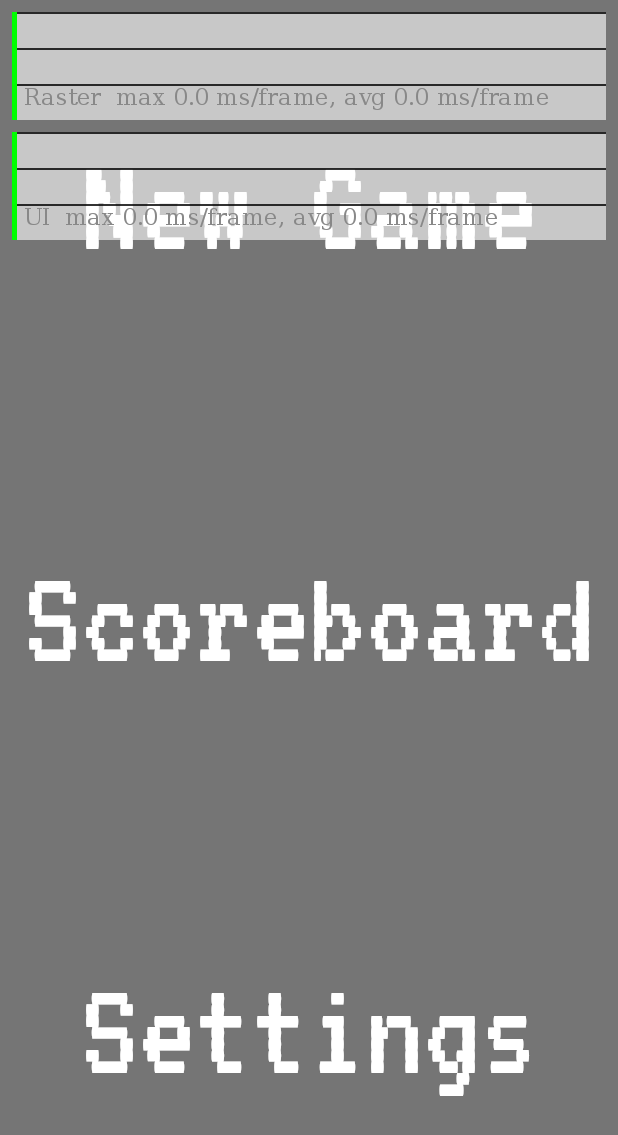
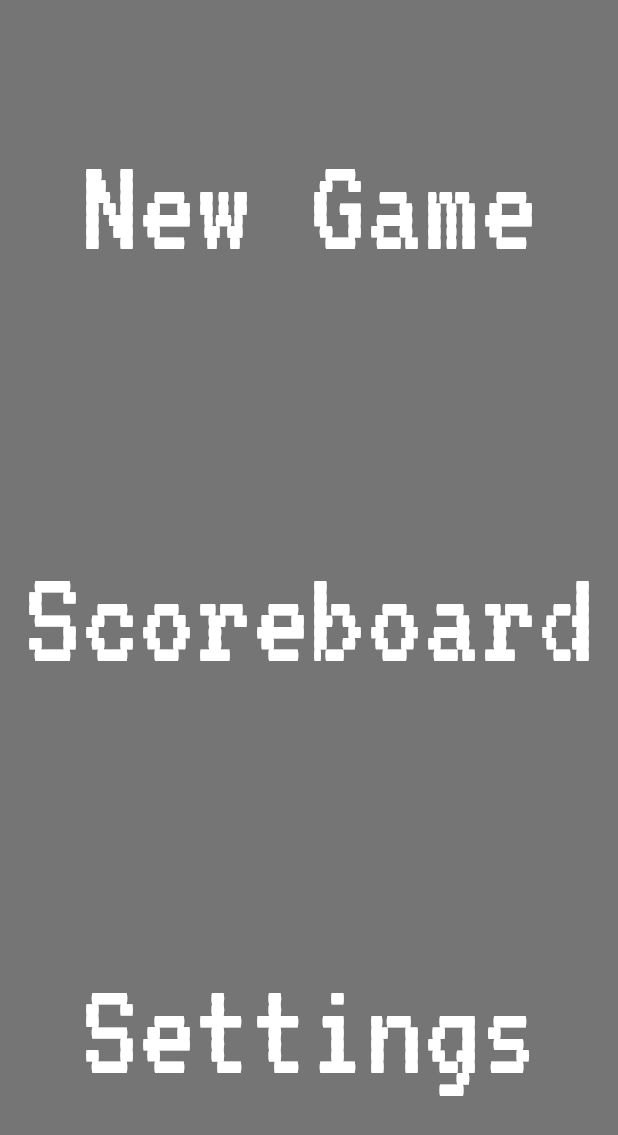
Before and after one commit to misterfourtytwo/snake101010, a Flutter app: the screen it shows after launch, on a phone screen of 412 x 824 dp. Shown: the top 1135 px of the screen. Run offline on Flutter 3.47's test engine with Material 2 defaults, Android fonts, the phone set to English and light mode, and no system bars; our stand-ins replace get_it; missing offline and left inert: simple_gesture_detector, uic.

Commit message:
broke everythin

```diff
--- a/lib/main.dart
+++ b/lib/main.dart
@@ -28,12 +28,10 @@ class Main extends StatelessWidget {
   @override
   Widget build(BuildContext context) {
     return MaterialApp(
-      showPerformanceOverlay: true,
+      // showPerformanceOverlay: true,
       title: "Snake",
       theme: ThemeData(
         fontFamily: 'VT323',
-        // iconTheme: IconThemeData(color: Colors.white, size: 64),
-
         textTheme: TextTheme(
             headline1: TextStyle(color: Colors.white),
             headline2: TextStyle(color: Colors.white)),
--- a/lib/providers/config.dart
+++ b/lib/providers/config.dart
@@ -22,7 +22,7 @@ class Config {
   final int speed;
 
   Config({
-    this.speed = 30,
+    this.speed = 15,
     this.fieldHeight = 16,
     this.fieldWidth = 21,
     this.drawControls = true,
@@ -50,7 +50,7 @@ class Config {
   // size.height = barHeight + _controlsHeight + gameHeight
   double get barHeight => _barHeight ?? (_barHeight = size.height * 0.1);
   double get controlsHeight =>
-      _controlsHeight ?? (_controlsHeight = size.height * 0.1);
+      _controlsHeight ?? (_controlsHeight = size.height * 0.25);
   double get spareHeight => size.height - barHeight - controlsHeight;
   double get cellSide =>
       _cellSide ??
--- a/lib/providers/game_state.dart
+++ b/lib/providers/game_state.dart
@@ -31,13 +31,18 @@ class GameState {
 
   Config config = GetIt.I<Config>();
 
+  // data
   Snake snake;
   Bounty bounty;
   ValueNotifier<int> score;
+  String playerName = '';
+
+  // flow contol
   bool awaitingStart;
   bool paused;
   ControlActions lastAction;
   DateTime _lastPauseToggle;
+  bool saved;
 
   // int get score => score.value;
   setScore(int newValue) => score.value = newValue;
@@ -52,12 +57,14 @@ class GameState {
     snake = Snake();
     bounty = Bounty(emptySpot());
     score.value = 0;
+
     awaitingStart = true;
     paused = true;
     lastAction = null;
     _tickLock = false;
     _tick = 0;
     _lastTick = -1;
+    saved = false;
 
     _lastPauseToggle = DateTime.now();
   }
@@ -86,7 +93,7 @@ class GameState {
       );
 
   void setAction(ControlActions action) {
-    print('Set action $action');
+    // print('Set action $action');
 
     switch (action) {
       case (ControlActions.LeaveField):
@@ -96,7 +103,7 @@ class GameState {
       case (ControlActions.EndGame):
       case (ControlActions.Restart):
         GetIt.I<ScoreBoard>()
-            .pushScore(Score(value: score.value, playerName: 'PLAYER'));
+            .pushScore(Score(value: score.value, playerName: playerName));
         reset();
         break;
 
--- a/lib/view/menu.dart
+++ b/lib/view/menu.dart
@@ -1,6 +1,7 @@
 import 'package:flutter/material.dart';
 import 'package:get_it/get_it.dart';
 import 'package:snake101010/providers/game_state.dart';
+import 'package:snake101010/widgets/menu_button.dart';
 
 class MenuView extends StatelessWidget {
   const MenuView({Key key}) : super(key: key);
@@ -10,65 +11,31 @@ class MenuView extends StatelessWidget {
     return Scaffold(
       backgroundColor: Colors.black54,
       body: SafeArea(
-        child: Container(
-          alignment: Alignment.center,
+        child: Center(
           child: Column(
             children: [
-              if (GetIt.I<GameState>().score.value != 0)
-                Expanded(
-                  child: FlatButton(
-                    child: FittedBox(
-                      child: Text(
-                        ' Continue ',
-                        maxLines: 1,
-                        style: Theme.of(context).textTheme.headline1,
-                      ),
-                    ),
+              Offstage(
+                offstage: GetIt.I<GameState>().score.value == 0,
+                child: MenuButtonWidget(
+                  text: ' Continue ',
                   onPressed: () => Navigator.of(context)
                       .pushNamed('/game', arguments: false),
                 ),
               ),
-              Expanded(
-                child: FlatButton(
-                  child: FittedBox(
-                    child: Text(
-                      ' New Game ',
-                      maxLines: 1,
-                      style: Theme.of(context).textTheme.headline1,
-                    ),
-                  ),
+              MenuButtonWidget(
+                text: ' New Game ',
                 onPressed: () =>
                     Navigator.of(context).pushNamed('/game', arguments: true),
               ),
+              MenuButtonWidget(
+                text: 'Scoreboard',
+                onPressed: () => Navigator.of(context).pushNamed('/scoreboard'),
               ),
-              Expanded(
-                child: FlatButton(
-                  child: FittedBox(
-                    child: Text(
-                      'Scoreboard',
-                      maxLines: 1,
-                      style: Theme.of(context).textTheme.headline1,
-                    ),
-                  ),
-                  onPressed: () =>
-                      Navigator.of(context).pushNamed('/scoreboard'),
-                ),
-              ),
-              Expanded(
-                child: FlatButton(
-                  child: FittedBox(
-                    child: Text(
-                      ' Settings ',
-                      maxLines: 1,
-                      style: Theme.of(context).textTheme.headline1,
-                    ),
-                  ),
+              MenuButtonWidget(
+                text: ' Settings ',
                 onPressed: () => Navigator.of(context).pushNamed('/settings'),
               ),
-              ),
             ],
-            mainAxisSize: MainAxisSize.min,
-            mainAxisAlignment: MainAxisAlignment.spaceAround,
           ),
         ),
       ),
--- a/lib/view/scoreboard.dart
+++ b/lib/view/scoreboard.dart
@@ -1,5 +1,4 @@
 import 'dart:math';
-import 'dart:ui';
 
 import 'package:flutter/material.dart';
 import 'package:get_it/get_it.dart';
@@ -25,7 +24,7 @@ class ScoreboardView extends StatelessWidget {
         color: Colors.black87,
         alignment: Alignment.center,
         child: Column(
-          mainAxisSize: MainAxisSize.min,
+          mainAxisSize: MainAxisSize.max,
           children: [
             FittedBox(
               child: Text(
--- a/lib/utils/controls_widget.dart
+++ b/lib/widgets/controls.dart
@@ -55,6 +55,7 @@ class _ControlsWidgetState extends State<ControlsWidget> {
       else if (event.physicalKey == PhysicalKeyboardKey.escape) {
         state.setAction(ControlActions.LeaveField);
         Navigator.of(context).pop();
+        // .pushNamedAndRemoveUntil('/menu', (route) => route.isFirst);
       }
       // check answer to game over message
       else if (state.snake.dead) {
@@ -64,6 +65,7 @@ class _ControlsWidgetState extends State<ControlsWidget> {
         } else if (event.physicalKey == PhysicalKeyboardKey.keyN) {
           state.setAction(ControlActions.EndGame);
           Navigator.of(context).pop();
+          // .pushNamedAndRemoveUntil('/menu', (route) => route.isFirst);
         }
       }
     }
--- /dev/null
+++ b/lib/widgets/menu_button.dart
@@ -0,0 +1,29 @@
+import 'package:flutter/material.dart';
+
+class MenuButtonWidget extends StatelessWidget {
+  const MenuButtonWidget(
+      {this.text, this.child, @required this.onPressed, this.flex = 1, Key key})
+      : super(key: key);
+  final int flex;
+  final Widget child;
+  final String text;
+  final VoidCallback onPressed;
+
+  @override
+  Widget build(BuildContext context) {
+    return Expanded(
+      flex: flex,
+      child: FlatButton(
+        onPressed: onPressed,
+        child: FittedBox(
+          child: text != null
+              ? Text(
+                  text,
+                  style: Theme.of(context).textTheme.headline1,
+                )
+              : child,
+        ),
+      ),
+    );
+  }
+}
--- a/pubspec.yaml
+++ b/pubspec.yaml
@@ -12,11 +12,12 @@ dependencies:
   flutter:
     sdk: flutter
 
+  uic: ^0.4.2
   # detect swipes
   simple_gesture_detector: ^0.1.4
   get_it: ^3.1.0
   tuple: ^1.0.3
-  # provider: ^4.0.2
+  provider: ^4.0.2
 
 dev_dependencies:
   flutter_test:
```
Also changed, not shown: lib/view/game/go_overlay.dart (+60 -5 lines), lib/view/game/pause_overlay.dart (+17 -50 lines), lib/view/game/view.dart (+17 -10 lines), lib/view/settings.dart (+33 -5 lines), pubspec.lock. Lines whose indentation alone changed are shown as unchanged.
